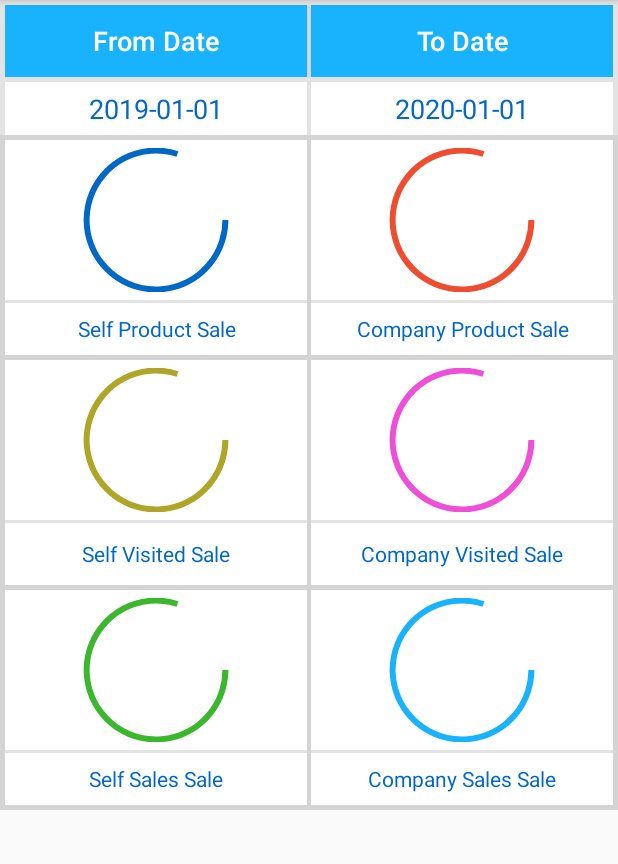
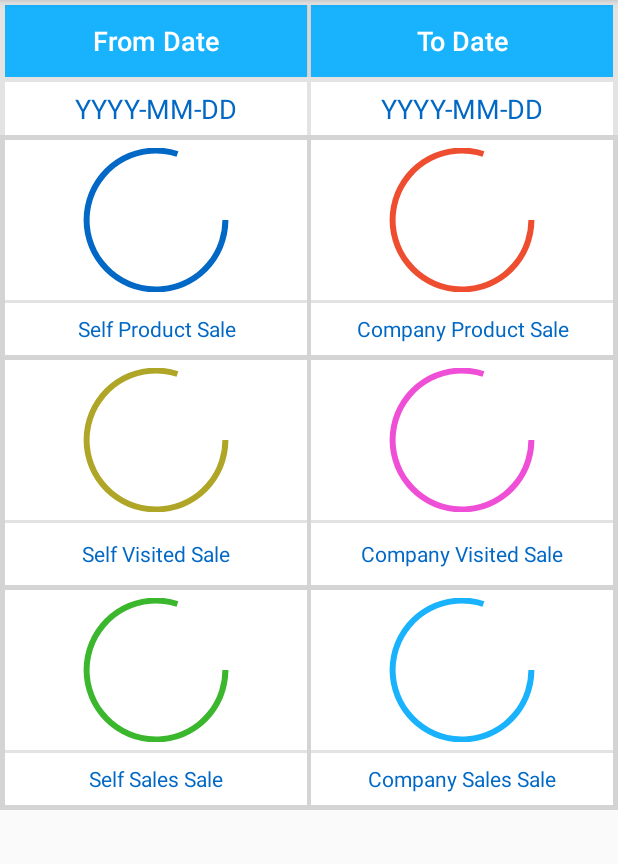
Before and after one commit to RaviGoti6/Safalm-Admin, an Android app: the AdminReportActivity screen opened directly, with no data from a screen before it, on a phone screen of 412 x 824 dp, the part 84-948 px from its top. Run offline under Robolectric (Android 15) with nearby library versions, the phone set to English and light mode, and no system bars.

Commit message:
Bugs fix

```diff
--- a/app/src/main/java/com/example/raju/safalmadmin/AdminReportActivity.java
+++ b/app/src/main/java/com/example/raju/safalmadmin/AdminReportActivity.java
@@ -112,7 +112,7 @@ public class AdminReportActivity extends AppCompatActivity {
                     public void onDateSet(DatePicker view, int year, int month, int dayOfMonth) {
 
                         date_to = ((year + "-" + (((month + 1) < 10) ? "0" + (month + 1) : (month + 1)) + "-" + ((dayOfMonth < 10) ? "0" + dayOfMonth : dayOfMonth)));
-                        txtToDate.setText(date_to   );
+                        txtToDate.setText(date_to);
                         Toast.makeText(AdminReportActivity.this, date_to, Toast.LENGTH_SHORT).show();
                         onResume();
                     }
--- a/app/src/main/java/com/example/raju/safalmadmin/EmployeeSide/EmployeeTaskDetailActivity.java
+++ b/app/src/main/java/com/example/raju/safalmadmin/EmployeeSide/EmployeeTaskDetailActivity.java
@@ -111,8 +111,9 @@ public class EmployeeTaskDetailActivity extends AppCompatActivity {
 
                 url = "http://10.0.2.2/safalm/delete_task.php?task_id=" + task_id;
                 at = new EmployeeTaskDetailActivity.Employee().execute();
-                Intent i=new Intent(EmployeeTaskDetailActivity.this,EmployeeTaskDetailActivity.class);
-                startActivity(i);
+                //Intent i=new Intent(EmployeeTaskDetailActivity.this,EmployeeTaskListActivity.class);
+                //startActivity(i);
+                finish();
 
             }
         });
--- a/app/src/main/res/layout/admin_report_activity.xml
+++ b/app/src/main/res/layout/admin_report_activity.xml
@@ -67,7 +67,7 @@
                     android:background="#ffffff"
                     android:gravity="center"
                     android:padding="5dp"
-                    android:text="2019-01-01"
+                    android:text="YYYY-MM-DD"
                     android:textAllCaps="false"
                     android:textColor="@color/colorPrimary"
                     android:textSize="18dp" />
@@ -81,7 +81,7 @@
                     android:background="#ffffff"
                     android:gravity="center"
                     android:padding="5dp"
-                    android:text="2020-01-01"
+                    android:text="YYYY-MM-DD"
                     android:textAllCaps="false"
                     android:textColor="@color/colorPrimary"
                     android:textSize="18dp" />
```
Also changed, not shown: app/src/main/java/com/example/raju/safalmadmin/EmployeeSide/EmployeeDashboardActivity.java (+18 -2 lines).
